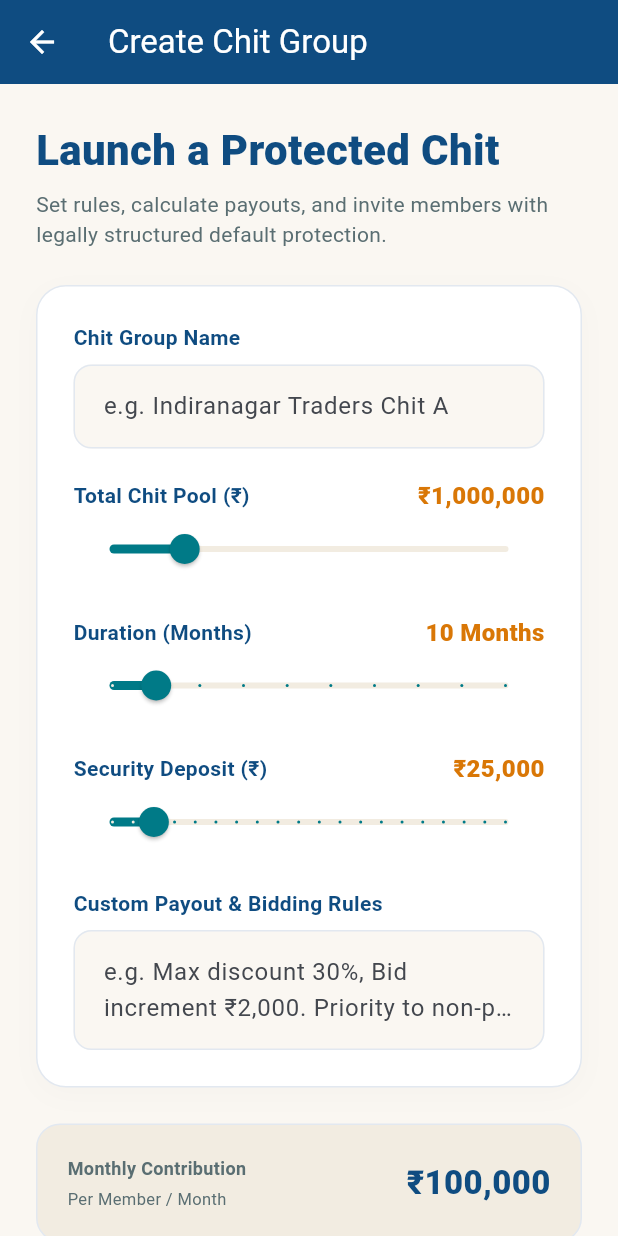
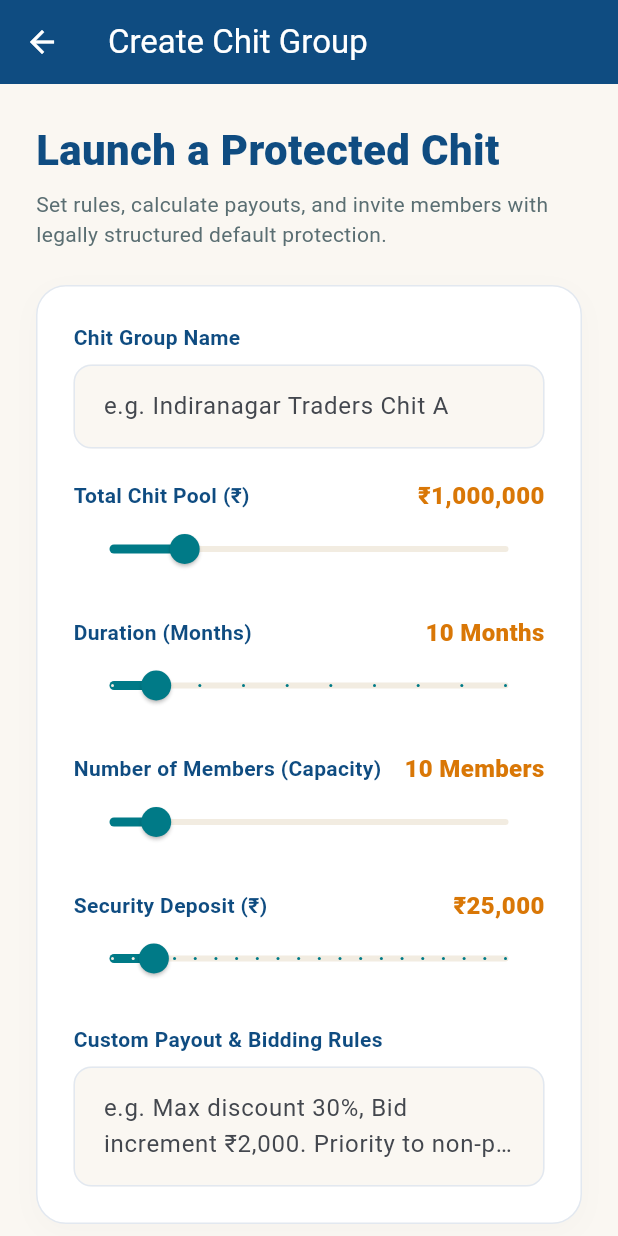
Before and after one commit to devesh-54/Safe_chit, a Flutter app: the CreateGroupScreen screen opened directly, on a phone screen of 412 x 824 dp. Run offline on Flutter 3.47's test engine with Material 3 defaults, Android fonts, the phone set to English and light mode, and no system bars; our stand-ins replace camera, image_picker, permission_handler, supabase_flutter; missing offline and left inert: google_mlkit_face_detection; accounts and stored records are empty.

Commit message:
feat: add Number of Members (Capacity) slider and field to group creation screen

```diff
--- a/lib/screens/foreman/create_group_screen.dart
+++ b/lib/screens/foreman/create_group_screen.dart
@@ -23,6 +23,7 @@ class _CreateGroupScreenState extends State<CreateGroupScreen> {
 
   double _totalPoolSize = 1000000; // default ₹10 Lakhs
   int _durationMonths = 10; // default 10 months
+  int _targetMembers = 10; // default 10 members
   double _securityDeposit = 25000; // default ₹25k
 
   bool _inviteGenerated = false;
@@ -62,7 +63,7 @@ class _CreateGroupScreenState extends State<CreateGroupScreen> {
         inviteCode: _generatedInviteCode,
         status: 'Active',
         currentCycle: 1,
-        membersCount: 1, // just host initially
+        membersCount: _targetMembers,
       );
 
       await SupabaseService.createChitGroup(newGroup);
@@ -247,6 +248,43 @@ class _CreateGroupScreenState extends State<CreateGroupScreen> {
                             onChanged: (val) {
                               setState(() {
                                 _durationMonths = val.toInt();
+                              });
+                            },
+                          ),
+                          const SizedBox(height: 20),
+
+                          // Target Number of Members
+                          Row(
+                            mainAxisAlignment: MainAxisAlignment.spaceBetween,
+                            children: [
+                              const Text(
+                                'Number of Members (Capacity)',
+                                style: TextStyle(
+                                  fontSize: 14,
+                                  fontWeight: FontWeight.w700,
+                                  color: Color(0xFF0F4C81),
+                                ),
+                              ),
+                              Text(
+                                '$_targetMembers Members',
+                                style: const TextStyle(
+                                  fontSize: 16,
+                                  fontWeight: FontWeight.w800,
+                                  color: Color(0xFFD97706),
+                                ),
+                              ),
+                            ],
+                          ),
+                          Slider(
+                            value: _targetMembers.toDouble(),
+                            min: 5,
+                            max: 50,
+                            divisions: 45,
+                            activeColor: const Color(0xFF007A87),
+                            inactiveColor: const Color(0xFFF2ECE1),
+                            onChanged: (val) {
+                              setState(() {
+                                _targetMembers = val.toInt();
                               });
                             },
                           ),
```
